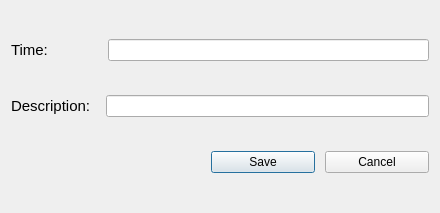
Before: the Qt Designer form Calendar/eventedit.ui in lupuionut/egui-qt-calendar, drawn with Qt 5.
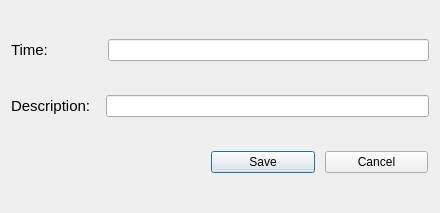
After: the same form once the commit is applied.

What changed in the file:
```diff
--- a/Calendar/eventedit.ui
+++ b/Calendar/eventedit.ui
@@ -69,9 +69,15 @@
      <property name="spacing">
       <number>10</number>
      </property>
+     <property name="sizeConstraint">
+      <enum>QLayout::SetDefaultConstraint</enum>
+     </property>
      <property name="leftMargin">
       <number>200</number>
      </property>
+     <property name="rightMargin">
+      <number>1</number>
+     </property>
      <item>
       <widget class="QPushButton" name="m_saveButton">
        <property name="text">
@@ -81,6 +87,12 @@
      </item>
      <item>
       <widget class="QPushButton" name="m_cancelButton">
+       <property name="sizePolicy">
+        <sizepolicy hsizetype="Preferred" vsizetype="Fixed">
+         <horstretch>0</horstretch>
+         <verstretch>0</verstretch>
+        </sizepolicy>
+       </property>
        <property name="text">
         <string>Cancel</string>
        </property>
```
Left out of the diff: 6 changed lines with no effect on the pictures.
